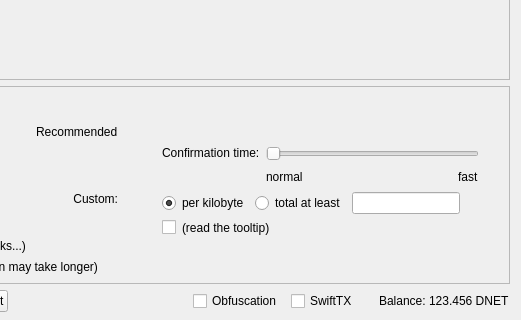
First picture: the form in src/qt/forms/sendcoinsdialog.ui, repository eons-finance/ALQO, before the edit; both pictures show x 329 to 850 and y 290 to 610 of the 850 by 610 pixel window.
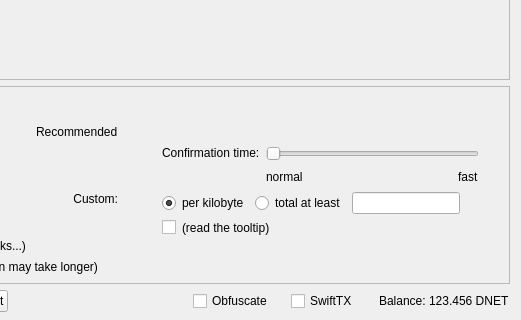
Second picture: the form after the edit. Icons and pictures are not drawn. Custom widgets are drawn as their Qt base class.

Diff of the .ui file:
```diff
--- a/src/qt/forms/sendcoinsdialog.ui
+++ b/src/qt/forms/sendcoinsdialog.ui
@@ -1355,7 +1355,7 @@
           </size>
          </property>
          <property name="text">
-          <string>Obfuscation</string>
+          <string>Obfuscate</string>
          </property>
          <property name="checked">
           <bool>false</bool>
```
